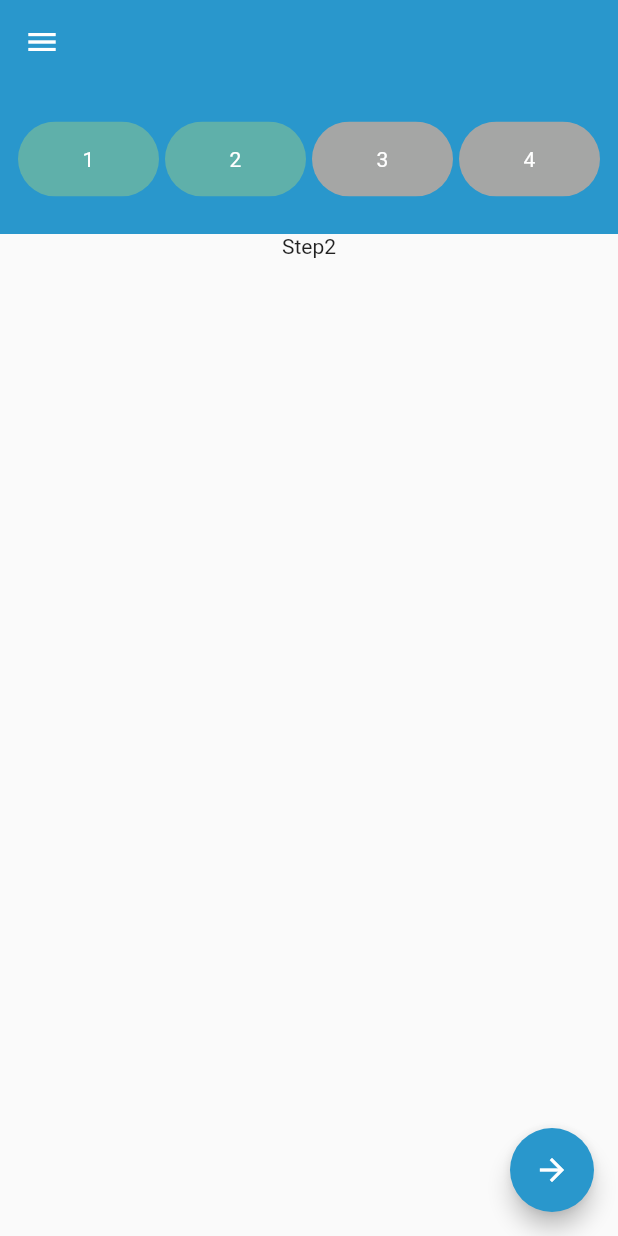
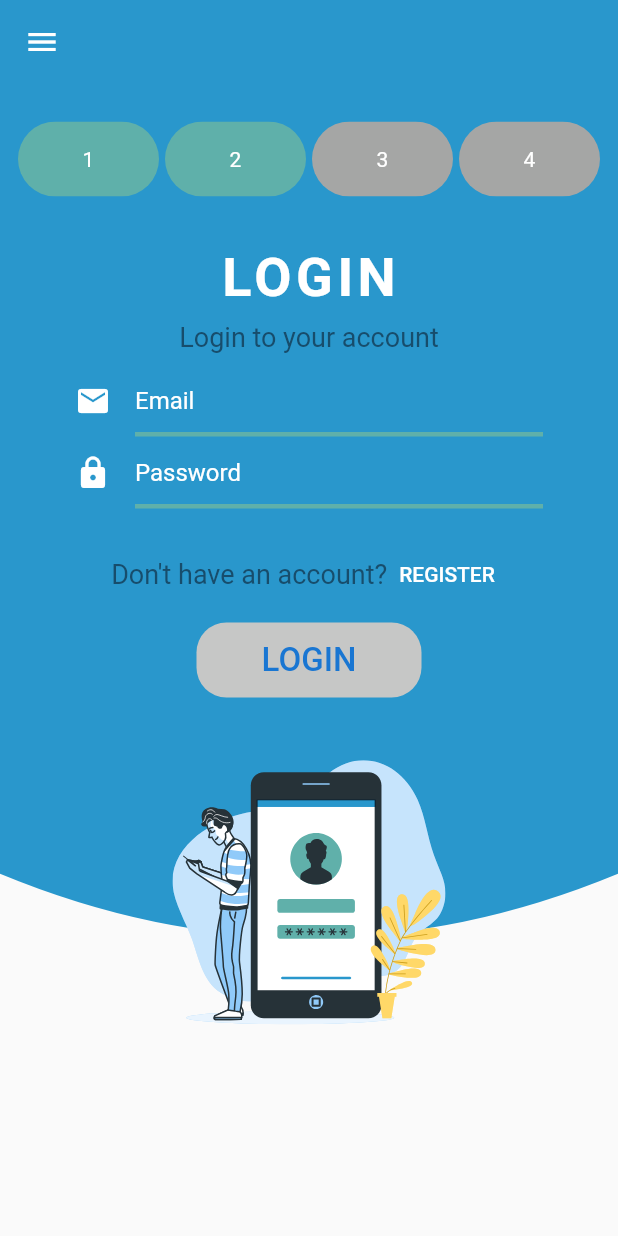
Before and after one commit to mimib00/Pharmacy-App, a Flutter app: the ShoppingCarte screen opened directly, after a tap on the "remove" icon, after a tap on the "arrow forward" icon, on a phone screen of 412 x 824 dp. Run offline on Flutter 3.47's test engine with Material 2 defaults, Android fonts, the phone set to English and light mode, and no system bars; drawn by our look-alikes of step_progress_indicator; our stand-ins replace flutter_svg, font_awesome_flutter.

Commit message:
finished login page

```diff
--- a/lib/views/carte.dart
+++ b/lib/views/carte.dart
@@ -12,7 +12,8 @@ class ShoppingCarte extends StatelessWidget {
   Widget build(BuildContext context) {
     return Scaffold(
       drawer: NavigationDrawer(),
-      body: Column(
+      body: SingleChildScrollView(
+        child: Column(
           children: [
             AppBar(
               backgroundColor: kPrimaryColor,
@@ -21,13 +22,16 @@ class ShoppingCarte extends StatelessWidget {
             Checkout()
           ],
         ),
-      floatingActionButton: FloatingActionButton(
+      ),
+      floatingActionButton: context.watch<AppData>().checkoutStep != 1
+          ? FloatingActionButton(
               child: Icon(Icons.arrow_forward),
               backgroundColor: kPrimaryColor,
               onPressed: () {
                 context.read<AppData>().changeCheckoutStep();
               },
-      ),
+            )
+          : null,
     );
   }
 }
--- /dev/null
+++ b/lib/views/checkout_steps/step2_login.dart
@@ -0,0 +1,110 @@
+import 'package:flutter/material.dart';
+import 'package:flutter_svg/flutter_svg.dart';
+import 'package:pharmacy_app/utils/color.dart';
+import 'package:pharmacy_app/views/checkout_steps/step2_register.dart';
+import 'package:pharmacy_app/widgets/backgroundClipper.dart';
+import 'package:pharmacy_app/widgets/custom_button_1.dart';
+import 'package:pharmacy_app/widgets/custom_button_2.dart';
+import 'package:pharmacy_app/widgets/custom_button_3.dart';
+
+class AuthenticationStep extends StatefulWidget {
+  @override
+  _AuthenticationStepState createState() => _AuthenticationStepState();
+}
+
+class _AuthenticationStepState extends State<AuthenticationStep> {
+  final GlobalKey<FormState> _formKey = GlobalKey<FormState>();
+  @override
+  Widget build(BuildContext context) {
+    Size size = MediaQuery.of(context).size;
+    return Container(
+      height: size.height * .69,
+      width: size.width,
+      child: CustomPaint(
+        painter: BackgroundPaint(),
+        child: Column(
+          children: [
+            Padding(
+              padding: const EdgeInsets.only(top: 8, bottom: 4),
+              child: Text(
+                'LOGIN',
+                style: TextStyle(color: Colors.white, fontSize: 36, fontWeight: FontWeight.bold, letterSpacing: 3),
+              ),
+            ),
+            Padding(
+              padding: const EdgeInsets.only(top: 4, bottom: 8),
+              child: Text(
+                'Login to your account',
+                style: TextStyle(color: darkBlue, fontSize: 18),
+              ),
+            ),
+            Padding(
+              padding: const EdgeInsets.symmetric(horizontal: 50),
+              child: Form(
+                key: _formKey,
+                child: Column(
+                  children: [
+                    TextFormField(
+                      decoration: InputDecoration(
+                        enabledBorder: UnderlineInputBorder(borderSide: BorderSide(color: mainTeal, width: 3)),
+                        focusedBorder: UnderlineInputBorder(borderSide: BorderSide(color: Colors.white, width: 3)),
+                        icon: Icon(
+                          Icons.email,
+                          color: Colors.white,
+                        ),
+                        hintText: "Email",
+                        hintStyle: TextStyle(color: Colors.white),
+                      ),
+                    ),
+                    TextFormField(
+                      obscureText: true,
+                      decoration: InputDecoration(
+                        enabledBorder: UnderlineInputBorder(borderSide: BorderSide(color: mainTeal, width: 3)),
+                        focusedBorder: UnderlineInputBorder(borderSide: BorderSide(color: Colors.white, width: 3)),
+                        icon: Icon(
+                          Icons.lock,
+                          color: Colors.white,
+                        ),
+                        hintText: "Password",
+                        hintStyle: TextStyle(color: Colors.white),
+                      ),
+                    ),
+                  ],
+                ),
+              ),
+            ),
+            Padding(
+              padding: const EdgeInsets.only(top: 20, bottom: 8),
+              child: Row(
+                mainAxisAlignment: MainAxisAlignment.center,
+                crossAxisAlignment: CrossAxisAlignment.center,
+                children: [
+                  Text(
+                    'Don\'t have an account?',
+                    style: TextStyle(color: darkBlue, fontSize: 18),
+                  ),
+                  TextButton(
+                    onPressed: () {
+                      Navigator.of(context).push(MaterialPageRoute(builder: (_) => Register()));
+                    },
+                    child: Text(
+                      'REGISTER',
+                      style: TextStyle(color: Colors.white),
+                    ),
+                  ),
+                ],
+              ),
+            ),
+            CustomButton3(
+              onTap: () {},
+              title: 'LOGIN',
+            ),
+            Expanded(
+              child: SvgPicture.asset('assets/images/mobile login.svg'),
+            )
+          ],
+        ),
+      ),
+    );
+  }
+}
--- /dev/null
+++ b/lib/views/checkout_steps/step2_register.dart
@@ -0,0 +1,13 @@
+import 'package:flutter/material.dart';
+
+class Register extends StatefulWidget {
+  @override
+  _RegisterState createState() => _RegisterState();
+}
+
+class _RegisterState extends State<Register> {
+  @override
+  Widget build(BuildContext context) {
+    return Container();
+  }
+}
--- a/lib/widgets/checkout.dart
+++ b/lib/widgets/checkout.dart
@@ -2,6 +2,7 @@ import 'package:flutter/material.dart';
 import 'package:pharmacy_app/provider/appData.dart';
 import 'package:pharmacy_app/utils/color.dart';
 import 'package:pharmacy_app/views/checkout_steps/step1.dart';
+import 'package:pharmacy_app/views/checkout_steps/step2_login.dart';
 import 'package:provider/provider.dart';
 import 'package:step_progress_indicator/step_progress_indicator.dart';
 
@@ -13,11 +14,7 @@ class Checkout extends StatefulWidget {
 class _CheckoutState extends State<Checkout> {
   List<Widget> pages = [
     CarteStep(),
-    Container(
-      child: Center(
-        child: Text('Step2'),
-      ),
-    ),
+    AuthenticationStep(),
     Container(
       child: Center(
         child: Text('Step3'),
--- /dev/null
+++ b/lib/widgets/custom_button_3.dart
@@ -0,0 +1,36 @@
+import 'package:flutter/material.dart';
+import 'package:pharmacy_app/utils/color.dart';
+
+class CustomButton3 extends StatelessWidget {
+  final String? title;
+  final IconData? iconData;
+  final Function()? onTap;
+
+  const CustomButton3({this.title, this.iconData, @required this.onTap});
+
+  @override
+  Widget build(BuildContext context) {
+    return MaterialButton(
+      onPressed: onTap,
+      child: Container(
+        height: 50,
+        width: 150,
+        padding: EdgeInsets.symmetric(horizontal: 5),
+        decoration: BoxDecoration(
+          color: Color(0xffC6C7C6),
+          borderRadius: BorderRadius.circular(20),
+        ),
+        child: Center(
+          child: Text(
+            title!,
+            style: TextStyle(
+              color: Colors.blue[700],
+              fontSize: 22,
+              fontWeight: FontWeight.w500,
+            ),
+          ),
+        ),
+      ),
+    );
+  }
+}
```
Also changed, not shown: lib/views/checkout_steps/step2.dart (deleted). Lines whose indentation alone changed are shown as unchanged.
